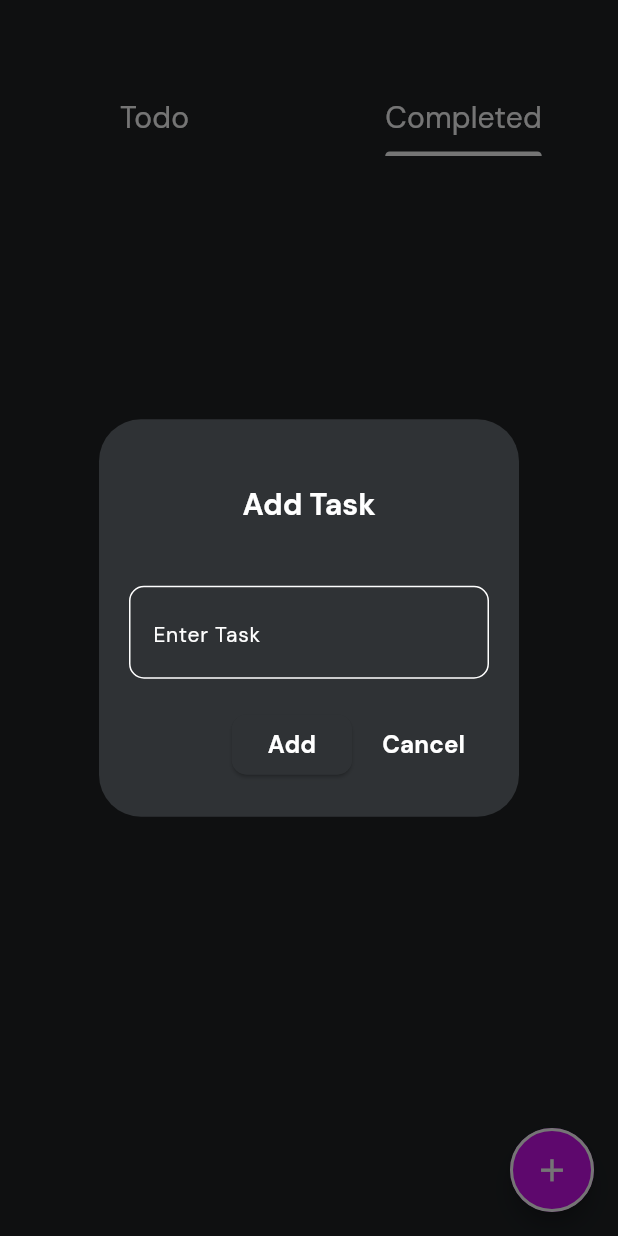
After one commit to Chethiya2001/Note-App, a Flutter app: the TodoPage screen opened by its route, tab 2 chosen, after a tap on the "add" icon, on a phone screen of 412 x 824 dp. The commit adds this screen. Run offline on Flutter 3.47's test engine with Material 3 defaults, Android fonts, the phone set to English and light mode, and no system bars; our stand-ins replace go_router, google_fonts, hive, hive_flutter; missing offline and left inert: dart:ffi; accounts and stored records are empty.

Commit message:
app-done

```diff
--- a/lib/pages/todo_page.dart
+++ b/lib/pages/todo_page.dart
@@ -6,6 +6,7 @@ import 'package:app/services/todo_service.dart';
 import 'package:app/utils/colors.dart';
 import 'package:app/utils/text_theme.dart';
 import 'package:app/widgets/completed_todo_tba_widget.dart';
+import 'package:app/widgets/todo_inherited_widget.dart';
 import 'package:app/widgets/todo_tab_widget.dart';
 import 'package:flutter/material.dart';
 
@@ -161,8 +162,12 @@ class _TodoPageState extends State<TodoPage>
 
   @override
   Widget build(BuildContext context) {
-    return Scaffold(
+    return TodoData(
+      onTodoChanged: _loadTodos,
+      todos: todos,
+      child: Scaffold(
         appBar: AppBar(
+
           bottom: TabBar(
             tabs: const [
               Tab(
@@ -211,6 +216,7 @@ class _TodoPageState extends State<TodoPage>
             ),
           ],
         ),
+      ),
     );
   }
 }
--- a/lib/widgets/completed_todo_tba_widget.dart
+++ b/lib/widgets/completed_todo_tba_widget.dart
@@ -3,6 +3,7 @@ import 'package:app/models/todo_model.dart';
 import 'package:app/services/todo_service.dart';
 import 'package:app/utils/routes.dart';
 import 'package:app/widgets/todo_card_widget.dart';
+import 'package:app/widgets/todo_inherited_widget.dart';
 import 'package:flutter/material.dart';
 
 class CompletedTab extends StatefulWidget {
@@ -51,7 +52,10 @@ class _CompletedTabState extends State<CompletedTab> {
     setState(() {
       widget.completedTodos.sort((a, b) => a.time.compareTo(b.time));
     });
-    return Padding(
+    return TodoData(
+      todos: widget.completedTodos,
+      onTodoChanged: () {},
+      child: Padding(
         padding: const EdgeInsets.symmetric(horizontal: 20),
         child: Column(
           children: [
@@ -72,6 +76,7 @@ class _CompletedTabState extends State<CompletedTab> {
             ))
           ],
         ),
+      ),
     );
   }
 }
--- /dev/null
+++ b/lib/widgets/todo_inherited_widget.dart
@@ -0,0 +1,28 @@
+import 'package:app/models/todo_model.dart';
+import 'package:flutter/material.dart';
+
+class TodoData extends InheritedWidget {
+  final List<Todo> todos;
+  final Function() onTodoChanged;
+
+  const TodoData({
+    super.key,
+    required super.child,
+    required this.todos,
+    required this.onTodoChanged,
+  });
+  static TodoData? of(BuildContext context) {
+    return context
+        .dependOnInheritedWidgetOfExactType<TodoData>();
+
+  }
+
+  @override
+  bool updateShouldNotify(covariant TodoData oldWidget) {
+    return todos != oldWidget.todos;
+
+  }
+
+
+
+}
--- a/lib/widgets/todo_tab_widget.dart
+++ b/lib/widgets/todo_tab_widget.dart
@@ -3,6 +3,7 @@ import 'package:app/models/todo_model.dart';
 import 'package:app/services/todo_service.dart';
 import 'package:app/utils/routes.dart';
 import 'package:app/widgets/todo_card_widget.dart';
+import 'package:app/widgets/todo_inherited_widget.dart';
 import 'package:flutter/material.dart';
 
 class TodoTab extends StatefulWidget {
@@ -49,7 +50,10 @@ class _TodoTabState extends State<TodoTab> {
     setState(() {
       widget.inCompletedTodos.sort((a, b) => a.time.compareTo(b.time));
     });
-    return Padding(
+    return TodoData(
+      onTodoChanged: () {},
+      todos: widget.inCompletedTodos,
+      child: Padding(
         padding: const EdgeInsets.symmetric(horizontal: 20),
         child: Column(
           children: [
@@ -69,8 +73,8 @@ class _TodoTabState extends State<TodoTab> {
                       widget.inCompletedTodos.removeAt(index);
                       TodoService().removeTodo(todo.id.toString());
                     });
-                  AppHelper.showShnackBar(context, "Deleted Note Successfully");
-
+                    AppHelper.showShnackBar(
+                        context, "Deleted Note Successfully");
                   },
                   child: TodoCard(
                     todo: todo,
@@ -83,6 +87,7 @@ class _TodoTabState extends State<TodoTab> {
             ))
           ],
         ),
+      ),
     );
   }
 }
```
Also changed, not shown: lib/main.dart (+14 -5 lines), lib/pages/home_page.dart (+6 -1 lines). Lines whose indentation alone changed are shown as unchanged.
